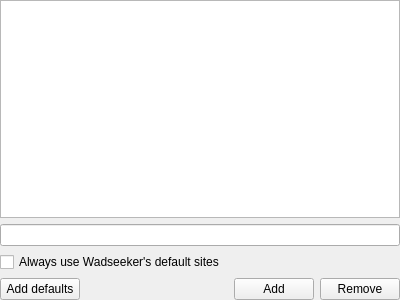
Old version of the form src/core/gui/configuration/cfgwadseekersites.ui in the repository DoomseekerTeam/Doomseeker.
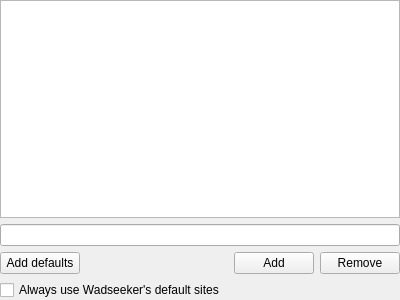
New version of the form. Icons and pictures are not drawn.

Commit message: Make the "Add defaults"/Add/Remove layouts the same (#3676)

```diff
--- a/src/core/gui/configuration/cfgwadseekersites.ui
+++ b/src/core/gui/configuration/cfgwadseekersites.ui
@@ -36,16 +36,6 @@
    <item>
     <widget class="QLineEdit" name="leUrl"/>
    </item>
-   <item>
-    <widget class="QCheckBox" name="cbAlwaysUseDefaultSites">
-     <property name="toolTip">
-      <string>&lt;html&gt;&lt;head/&gt;&lt;body&gt;&lt;p&gt;Wadseeker library comes with its own list of file storage sites. As these sites come and go the list is modified with new updates of the library. Leave this option to be always up-to-date with the current list. &lt;/p&gt;&lt;p&gt;When enabled the list of hardcoded default sites will always be used in addition to the list above.&lt;/p&gt;&lt;p&gt;When disabled only the list above is used.&lt;/p&gt;&lt;/body&gt;&lt;/html&gt;</string>
-     </property>
-     <property name="text">
-      <string>Always use Wadseeker's default sites</string>
-     </property>
-    </widget>
-   </item>
    <item>
     <layout class="QHBoxLayout" name="horizontalLayout">
      <item>
@@ -99,6 +89,16 @@
      </item>
     </layout>
    </item>
+   <item>
+    <widget class="QCheckBox" name="cbAlwaysUseDefaultSites">
+     <property name="toolTip">
+      <string>&lt;html&gt;&lt;head/&gt;&lt;body&gt;&lt;p&gt;Wadseeker library comes with its own list of file storage sites. As these sites come and go the list is modified with new updates of the library. Leave this option to be always up-to-date with the current list. &lt;/p&gt;&lt;p&gt;When enabled the list of hardcoded default sites will always be used in addition to the list above.&lt;/p&gt;&lt;p&gt;When disabled only the list above is used.&lt;/p&gt;&lt;/body&gt;&lt;/html&gt;</string>
+     </property>
+     <property name="text">
+      <string>Always use Wadseeker's default sites</string>
+     </property>
+    </widget>
+   </item>
   </layout>
  </widget>
  <resources>
```
Left out of the diff: 11 changed lines with no effect on the pictures. The commit also changes 2 other files.
